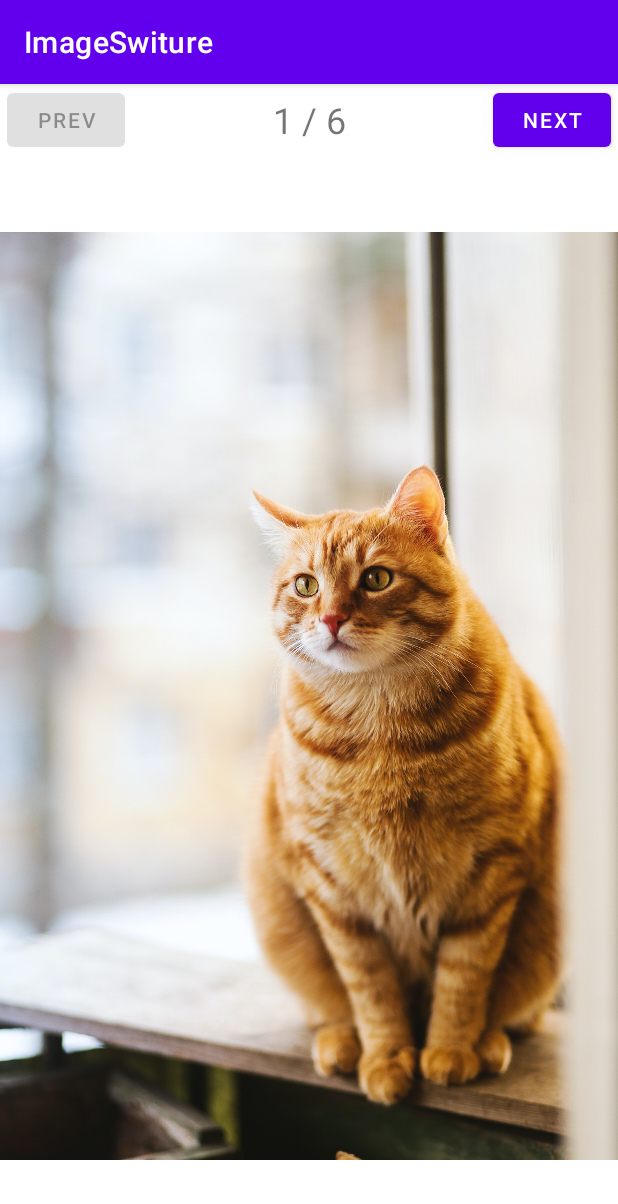
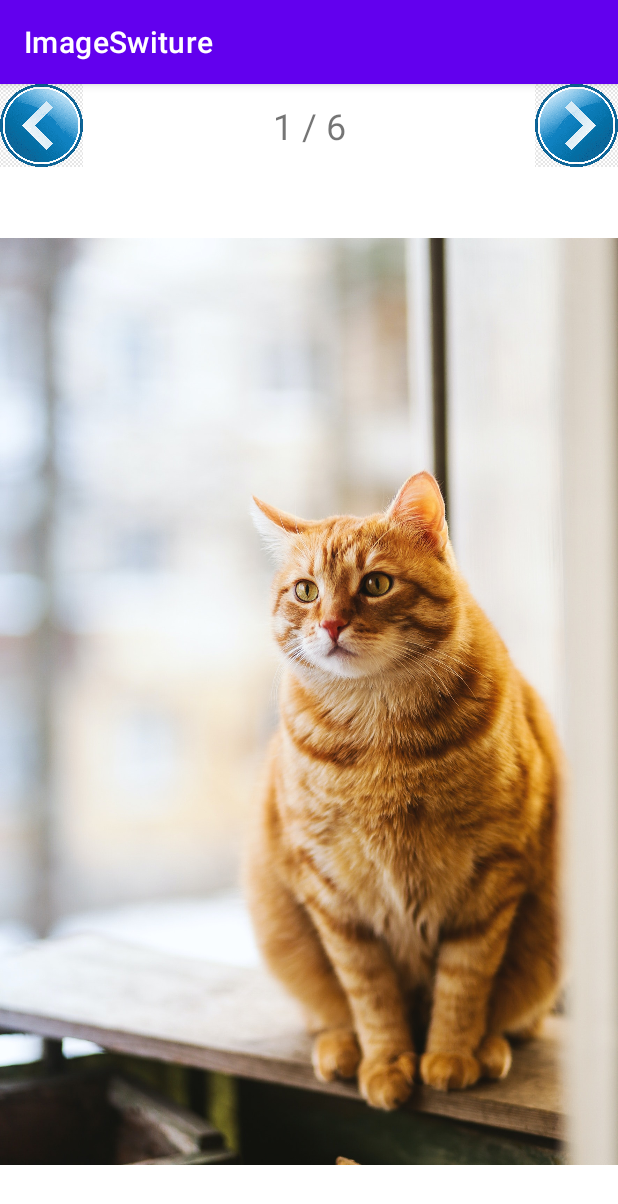
Before and after one commit to semin1012/AndroidGameProgramming, an Android app: the screen it shows after launch (MainActivity), on a phone screen of 412 x 824 dp. Shown: the top 1204 px of the screen. Run offline under Robolectric (Android 15) with nearby library versions, the light colour scheme and no system bars.

Commit message:
add Button Image
이미지버튼으로 바꿔서 backgorund 를 이미지로 채우는 법 배움

```diff
--- a/Study/02/app/src/main/java/com/tukorea2020182032/imageswiture/MainActivity.java
+++ b/Study/02/app/src/main/java/com/tukorea2020182032/imageswiture/MainActivity.java
@@ -6,6 +6,7 @@ import android.os.Bundle;
 import android.util.Log;
 import android.view.View;
 import android.widget.Button;
+import android.widget.ImageButton;
 import android.widget.ImageView;
 import android.widget.TextView;
 
@@ -15,8 +16,8 @@ public class MainActivity extends AppCompatActivity {
 
     private ImageView mainImageView;
     private TextView pageTextView;
-    private Button prevButton;
-    private Button nextButton;
+    private ImageButton prevButton;
+    private ImageButton nextButton;
 
     int page = 1;
     private static final int[] IMG_RES_IDS = new int[]{
--- a/Study/02/app/src/main/res/layout/activity_main.xml
+++ b/Study/02/app/src/main/res/layout/activity_main.xml
@@ -12,14 +12,13 @@
         android:layout_height="wrap_content"
         android:orientation="horizontal">
 
-        <Button
+        <ImageButton
+            android:background="@mipmap/prev"
             android:id="@+id/prevButton"
-            android:layout_width="wrap_content"
-            android:layout_height="wrap_content"
-            android:insetLeft="5sp"
-            android:insetRight="5sp"
+            android:layout_width="55dp"
+            android:layout_height="55dp"
             android:onClick="onButtonPrev"
-            android:text="Prev" />
+            />
 
         <TextView
             android:id="@+id/PageTextView"
@@ -31,14 +30,13 @@
             android:textSize="24sp"
             android:text=" 1 / 4 " />
 
-        <Button
+        <ImageButton
+            android:background="@mipmap/next"
             android:id="@+id/nextButton"
-            android:layout_width="wrap_content"
-            android:layout_height="wrap_content"
-            android:insetLeft="5sp"
-            android:insetRight="5sp"
+            android:layout_width="55dp"
+            android:layout_height="55dp"
             android:onClick="onButtonNext"
-            android:text="Next" />
+            />
 
     </LinearLayout>
 
```
Also changed, not shown: Study/02/app/src/main/res/mipmap-hdpi/next.png (added), Study/02/app/src/main/res/mipmap-hdpi/next_d.png (added), Study/02/app/src/main/res/mipmap-hdpi/next_p.png (added), Study/02/app/src/main/res/mipmap-hdpi/prev.png (added), Study/02/app/src/main/res/mipmap-hdpi/prev_d.png (added), Study/02/app/src/main/res/mipmap-hdpi/prev_p.png (added).
